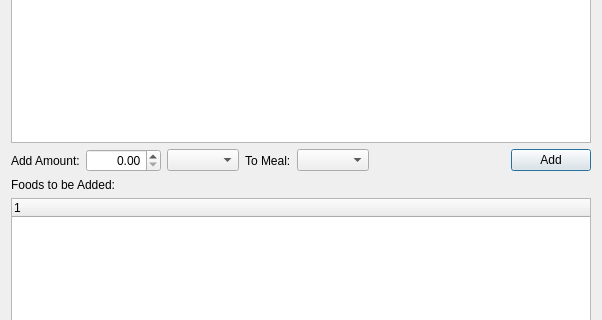
Old version of the form src/add_food.ui in the repository tylermchenry/nutrition_tracker; both pictures show x 0 to 602 and y 108 to 428 of the 602 by 550 pixel window.
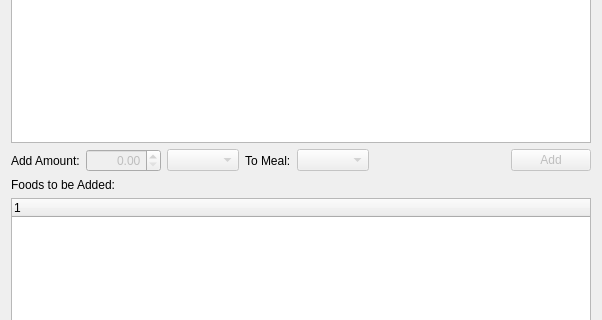
New version of the form. Custom widgets are drawn as their Qt base class.

Commit message: Enable 'Add' controls only when a result is selected

```diff
--- a/src/add_food.ui
+++ b/src/add_food.ui
@@ -68,6 +68,9 @@
      </item>
      <item>
       <widget class="QDoubleSpinBox" name="dsbAmount">
+       <property name="enabled">
+        <bool>false</bool>
+       </property>
        <property name="minimumSize">
         <size>
          <width>75</width>
@@ -80,7 +83,11 @@
       </widget>
      </item>
      <item>
-      <widget class="QComboBox" name="cbUnit"/>
+      <widget class="QComboBox" name="cbUnit">
+       <property name="enabled">
+        <bool>false</bool>
+       </property>
+      </widget>
      </item>
      <item>
       <widget class="QLabel" name="label_2">
@@ -96,7 +103,11 @@
       </widget>
      </item>
      <item>
-      <widget class="QComboBox" name="cbMeal"/>
+      <widget class="QComboBox" name="cbMeal">
+       <property name="enabled">
+        <bool>false</bool>
+       </property>
+      </widget>
      </item>
      <item>
       <spacer name="horizontalSpacer">
@@ -113,6 +124,9 @@
      </item>
      <item>
       <widget class="QPushButton" name="btnAdd">
+       <property name="enabled">
+        <bool>false</bool>
+       </property>
        <property name="text">
         <string>Add</string>
        </property>
```
The commit also changes 2 other files.
